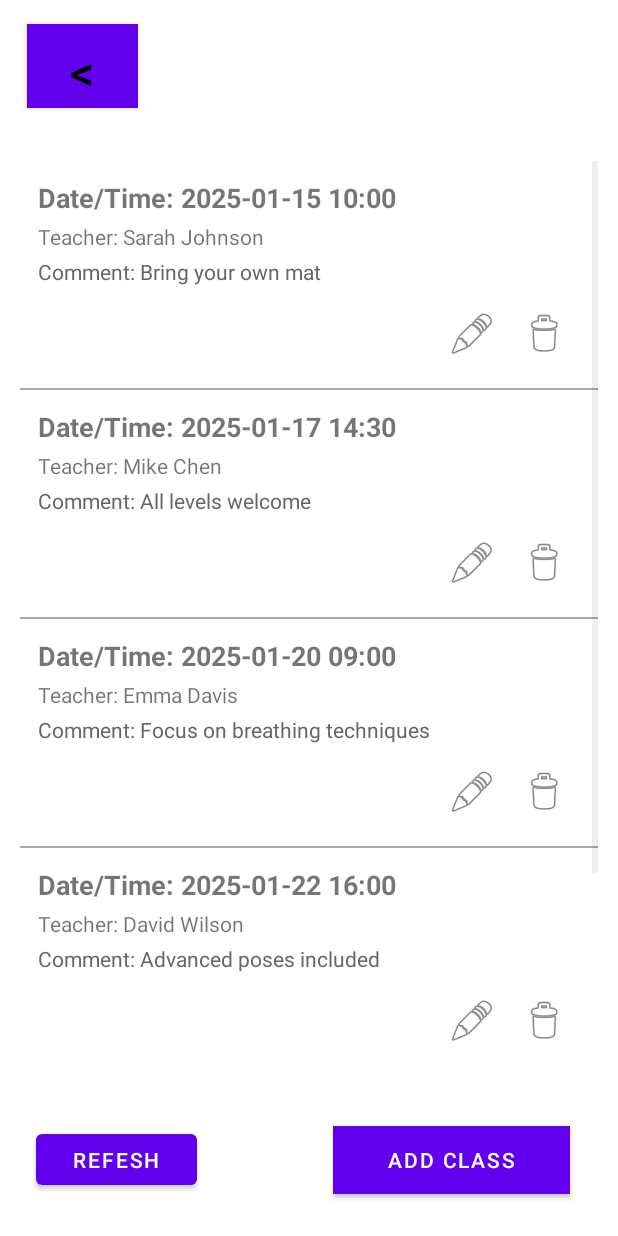
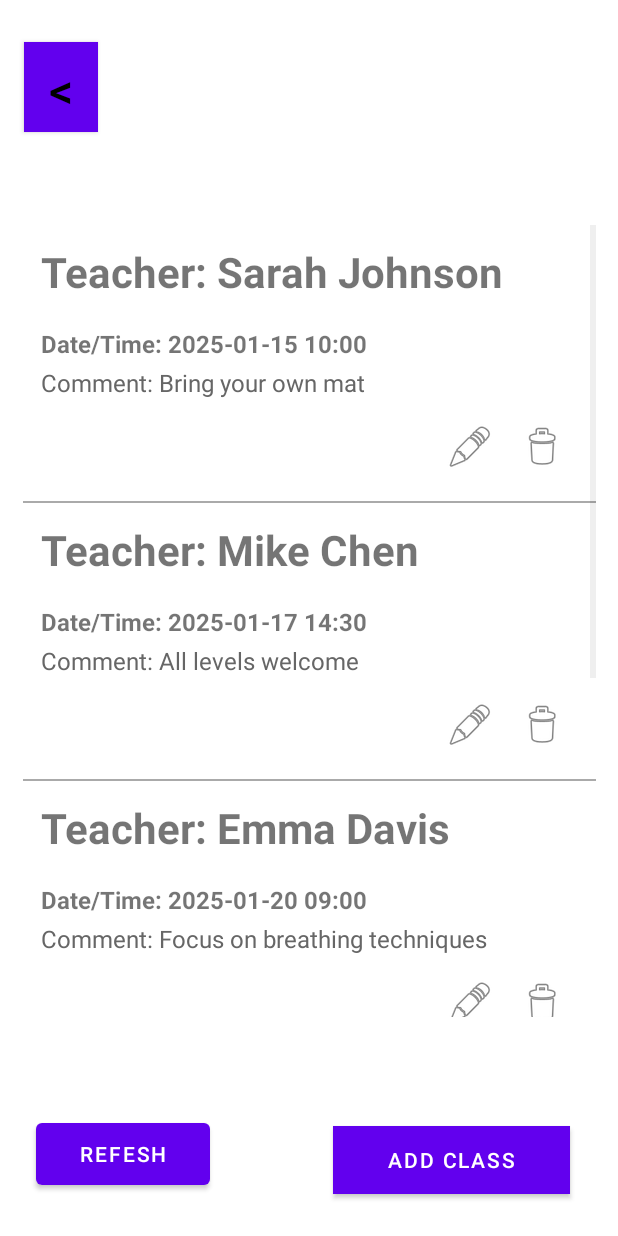
Before and after one commit to boogiebuckie/yogaApp, an Android app: the YogaClassList screen opened directly, with no data from a screen before it, on a phone screen of 412 x 824 dp. Run offline under Robolectric (Android 15) with nearby library versions, the phone set to English and light mode, and no system bars.

Commit message:
fix xml file

```diff
--- a/app/src/main/java/com/example/yogaadminapp/YogaCourseList.java
+++ b/app/src/main/java/com/example/yogaadminapp/YogaCourseList.java
@@ -148,7 +148,6 @@ public class YogaCourseList extends AppCompatActivity {
                 i.putExtra("course_id", course.getId());
                 context.startActivity(i);
             });
-
             return convertView;
         }
     }
--- a/app/src/main/res/layout/activity_yoga_class_list.xml
+++ b/app/src/main/res/layout/activity_yoga_class_list.xml
@@ -13,10 +13,10 @@
 
     <Button
         android:id="@+id/courseback_btn"
-        android:layout_width="74dp"
-        android:layout_height="56dp"
-        android:layout_marginStart="18dp"
-        android:layout_marginTop="16dp"
+        android:layout_width="49dp"
+        android:layout_height="60dp"
+        android:layout_marginStart="16dp"
+        android:layout_marginTop="28dp"
         android:background="@android:color/white"
         android:elevation="8dp"
         android:onClick="onClickBack"
@@ -28,8 +28,8 @@
 
     <ListView
         android:id="@+id/classListView"
-        android:layout_width="0dp"
-        android:layout_height="0dp"
+        android:layout_width="382dp"
+        android:layout_height="528dp"
         android:layout_marginStart="13dp"
         android:layout_marginTop="91dp"
         android:layout_marginEnd="13dp"
@@ -56,8 +56,8 @@
 
     <Button
         android:id="@+id/fetch_class_btn"
-        android:layout_width="107dp"
-        android:layout_height="46dp"
+        android:layout_width="116dp"
+        android:layout_height="53dp"
         android:layout_marginStart="24dp"
         android:layout_marginBottom="28dp"
         android:text="refesh"
--- a/app/src/main/res/layout/activity_yoga_course_list.xml
+++ b/app/src/main/res/layout/activity_yoga_course_list.xml
@@ -9,8 +9,8 @@
 
     <Button
         android:id="@+id/buttonAddCourse"
-        android:layout_width="88dp"
-        android:layout_height="42dp"
+        android:layout_width="139dp"
+        android:layout_height="39dp"
         android:layout_marginEnd="27dp"
         android:layout_marginBottom="69dp"
         android:background="@color/black"
@@ -57,12 +57,13 @@
 
     <Button
         android:id="@+id/fetch_course_btn"
-        android:layout_width="108dp"
+        android:layout_width="129dp"
         android:layout_height="47dp"
         android:layout_marginStart="22dp"
         android:layout_marginEnd="41dp"
         android:layout_marginBottom="69dp"
         android:onClick="OnRefreshClick"
+        android:rotationX="-2"
         android:text="refresh"
         app:layout_constraintBottom_toBottomOf="parent"
         app:layout_constraintEnd_toStartOf="@+id/buttonAddCourse"
--- a/app/src/main/res/layout/yoga_class_item.xml
+++ b/app/src/main/res/layout/yoga_class_item.xml
@@ -8,27 +8,30 @@
 
     <!-- Date and Time -->
     <TextView
+        android:id="@+id/tv_class_teacher"
+        android:layout_width="match_parent"
+        android:layout_height="wrap_content"
+        android:text="Teacher: Jenny"
+        android:textSize="28sp"
+        android:textStyle="bold"
+        android:paddingBottom="18dp" />
+
+    <TextView
         android:id="@+id/tv_class_date_time"
         android:layout_width="match_parent"
         android:layout_height="wrap_content"
         android:text="2025-08-07 14:30"
-        android:textSize="18sp"
+        android:textSize="16sp"
         android:textStyle="bold"
         android:paddingBottom="4dp" />
 
-    <!-- Teacher -->
-    <TextView
-        android:id="@+id/tv_class_teacher"
-        android:layout_width="match_parent"
-        android:layout_height="wrap_content"
-        android:text="Teacher: Jenny"
-        android:paddingBottom="4dp" />
 
     <!-- Comment -->
     <TextView
         android:id="@+id/tv_class_comment"
         android:layout_width="match_parent"
         android:layout_height="wrap_content"
+        android:textSize="16sp"
         android:text="Comment: Bring your own mat"
         android:textColor="#666666" />
 
```
